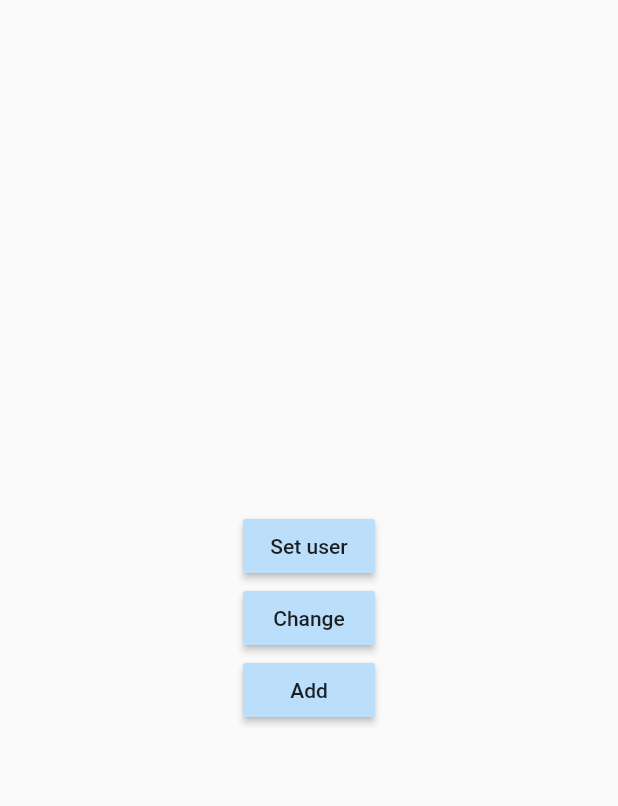
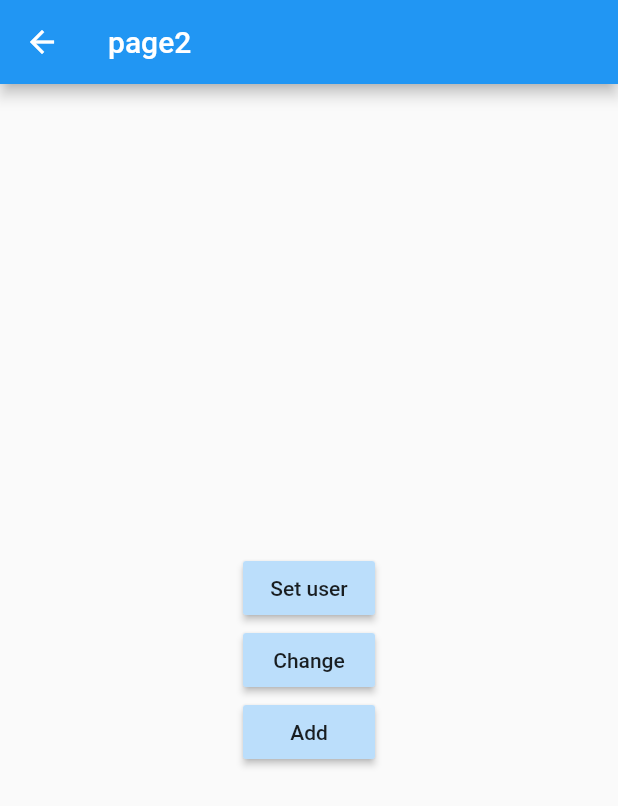
Before and after one commit to ecolque/flutter-singleton, a Flutter app: the Page2Page screen opened by its route, on a phone screen of 412 x 824 dp. Shown: the top 806 px of the screen. Run offline on Flutter 3.47's test engine with Material 2 defaults, Android fonts, the phone set to English and light mode, and no system bars.

Commit message:
app bar in master

```diff
--- a/lib/pages/page2_page.dart
+++ b/lib/pages/page2_page.dart
@@ -6,6 +6,9 @@ class Page2Page extends StatelessWidget {
   @override
   Widget build(BuildContext context) {
     return Scaffold(
+      appBar: AppBar(
+        title: Text('page2'),
+      ),
       body: Center(
           child: Column(
         mainAxisAlignment: MainAxisAlignment.center,
```
